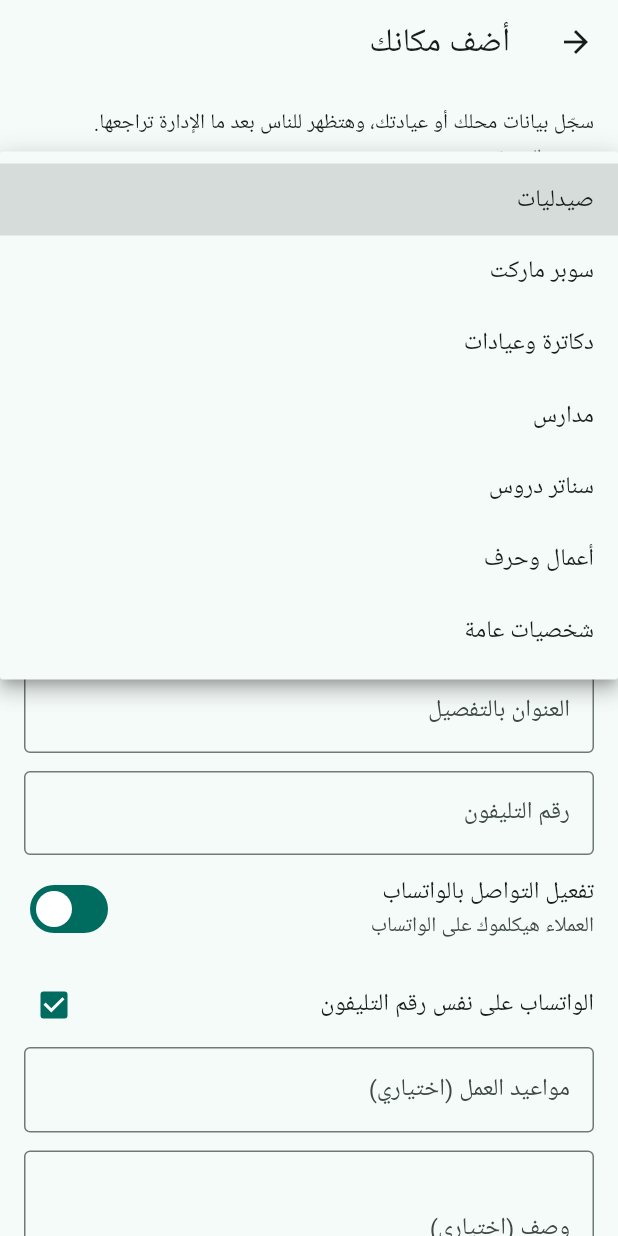
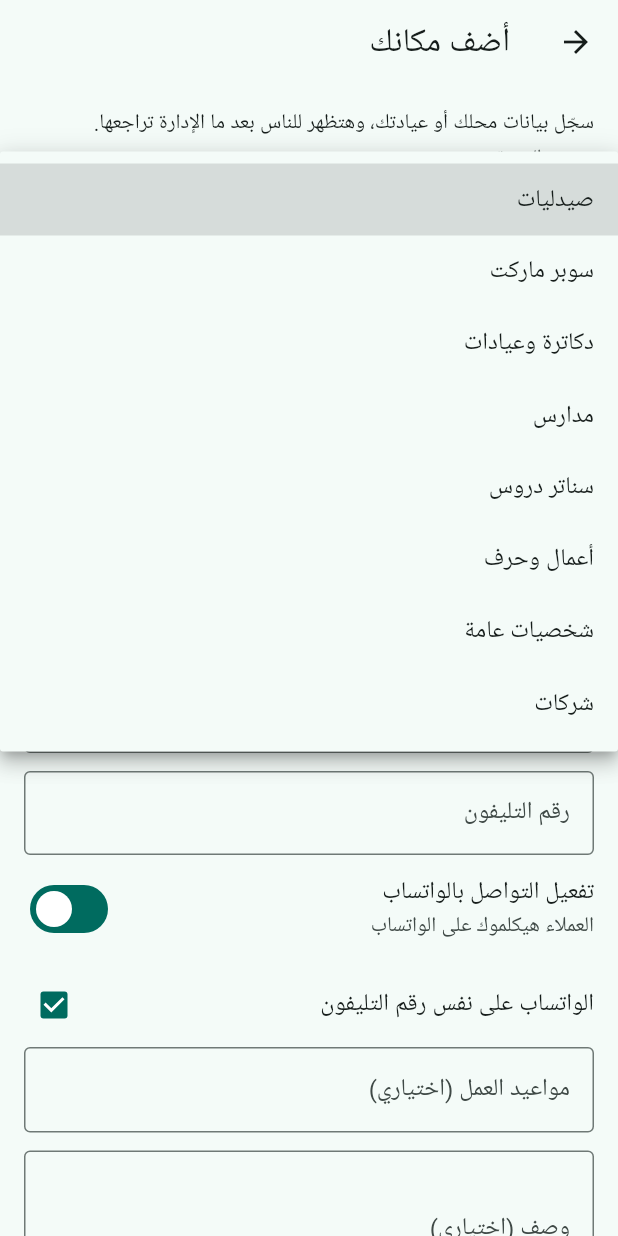
Before and after one commit to emadbessa1-glitch/qarib, a Flutter app: the AddPlaceScreen screen opened directly, after a tap on "صيدليات", on a phone screen of 412 x 824 dp. Run offline on Flutter 3.47's test engine with Material 3 defaults, Android fonts, the phone set to English and light mode, and no system bars; our stand-ins replace cloud_firestore, firebase_auth, firebase_core, flutter_map, geolocator, latlong2 and 3 more; missing offline and left inert: dart:ffi; accounts and stored records are empty; network calls fail.

Commit message:
Smaller APKs (split per ABI), companies category
Co-Authored-By: Claude Opus 5.5 <noreply@anthropic.com>
Claude-Session: https://claude.ai/code/session_01MeBoyjdtf9dDNA26PBo9fp

```diff
--- a/lib/config.dart
+++ b/lib/config.dart
@@ -23,6 +23,10 @@ class AppConfig {
   static const String latestApkUrl =
       'https://github.com/emadbessa1-glitch/qarib/releases/download/latest/qarib.apk';
 
+  /// نسخة الموبايلات القديمة (32-bit).
+  static const String latestApkUrlArm32 =
+      'https://github.com/emadbessa1-glitch/qarib/releases/download/latest/qarib-arm32.apk';
+
   /// إيميل التواصل مع الإدارة (بيظهر في سياسة الخصوصية والشروط). فاضي = مش بيظهر.
   static const String supportEmail = 'emadbessa610@yahoo.com';
 
--- a/lib/models/category.dart
+++ b/lib/models/category.dart
@@ -8,7 +8,8 @@ enum PlaceCategory {
   school('school', 'مدارس', Icons.school, Color(0xFF1565C0)),
   tutoring('tutoring', 'سناتر دروس', Icons.menu_book, Color(0xFF6A1B9A)),
   crafts('crafts', 'أعمال وحرف', Icons.handyman, Color(0xFF5D4037)),
-  publicFigure('public_figure', 'شخصيات عامة', Icons.account_balance, Color(0xFF00838F));
+  publicFigure('public_figure', 'شخصيات عامة', Icons.account_balance, Color(0xFF00838F)),
+  company('company', 'شركات', Icons.business, Color(0xFF37474F));
 
   const PlaceCategory(this.id, this.label, this.icon, this.color);
 
--- a/lib/screens/home_screen.dart
+++ b/lib/screens/home_screen.dart
@@ -1,3 +1,5 @@
+import 'dart:ffi' show Abi;
+
 import 'package:flutter/material.dart';
 import 'package:provider/provider.dart';
 import 'package:url_launcher/url_launcher.dart';
@@ -276,7 +278,9 @@ class _UpdateBanner extends StatelessWidget {
         subtitle: const Text('نزّل آخر نسخة عشان تاخد آخر المميزات'),
         trailing: FilledButton(
           onPressed: () => launchUrl(
-            Uri.parse(AppConfig.latestApkUrl),
+            Uri.parse(Abi.current() == Abi.androidArm
+                ? AppConfig.latestApkUrlArm32
+                : AppConfig.latestApkUrl),
             mode: LaunchMode.externalApplication,
           ),
           child: const Text('تحديث'),
--- a/lib/services/update_service.dart
+++ b/lib/services/update_service.dart
@@ -21,10 +21,17 @@ class UpdateService extends ChangeNotifier {
     return m == null ? null : int.tryParse(m.group(1)!);
   }
 
+  /// مع --split-per-abi أندرويد بيزوّد رقم النسخة (ABI × 1000)،
+  /// فبناخد آخر 3 أرقام عشان نقارن برقم البناء الحقيقي.
+  static int? currentBuildFrom(String buildNumber) {
+    final n = int.tryParse(buildNumber);
+    return n == null ? null : n % 1000;
+  }
+
   Future<void> check() async {
     try {
       final info = await PackageInfo.fromPlatform();
-      _current = int.tryParse(info.buildNumber);
+      _current = currentBuildFrom(info.buildNumber);
       final res = await http
           .get(Uri.parse(AppConfig.latestReleaseApi))
           .timeout(const Duration(seconds: 10));
```
Also changed, not shown: 3 other files.
